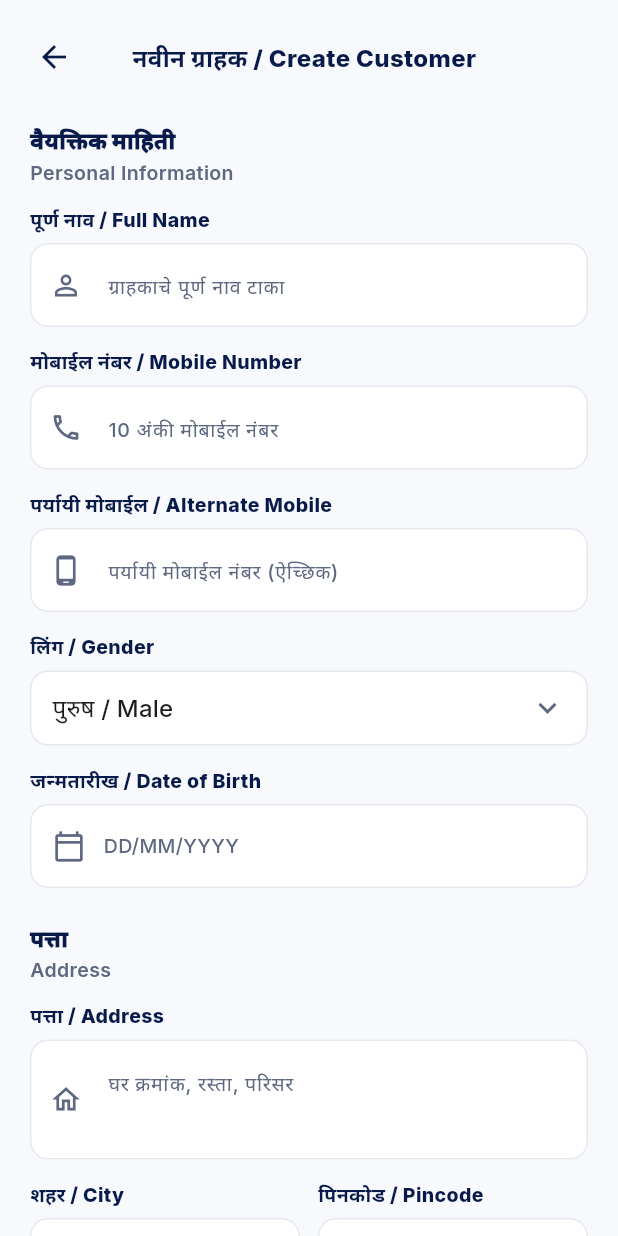
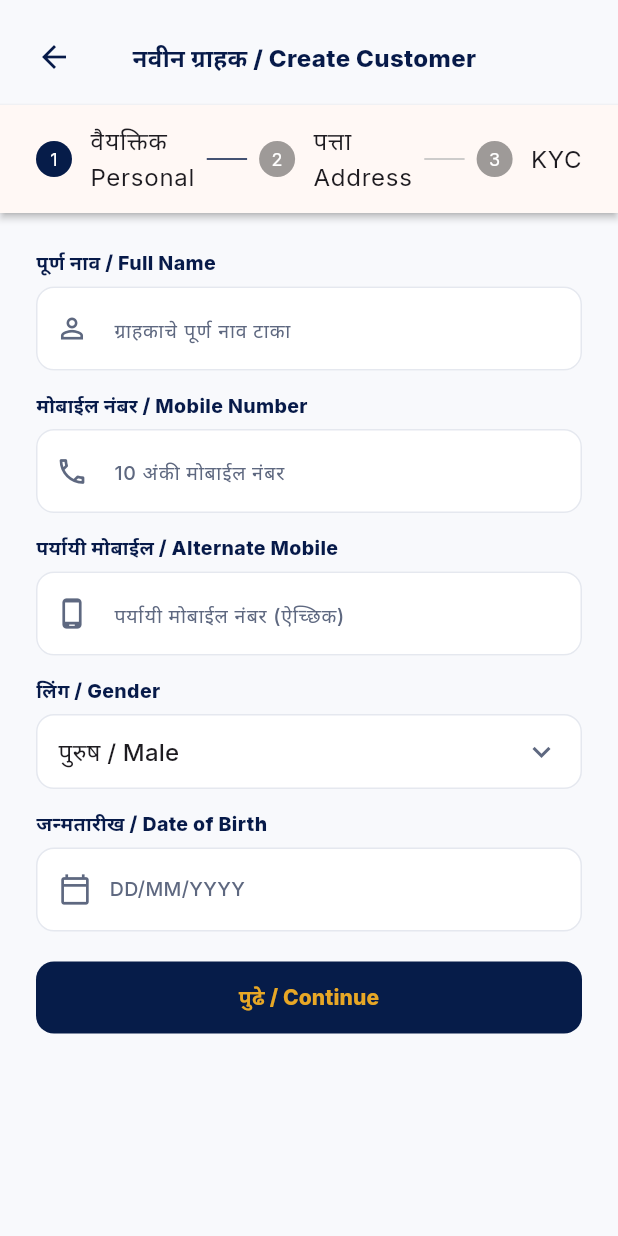
Before and after one commit to mgajapure/Jewellery-ERP, a Flutter app: the _CreateCustomerView screen opened directly, on a phone screen of 412 x 824 dp. Run offline on Flutter 3.47's test engine with Material 3 defaults, Android fonts, the phone set to English and light mode, and no system bars; our stand-ins replace dio, equatable, flutter_bloc, flutter_secure_storage, get_it, go_router and 6 more; missing offline and left inert: mobile_scanner; accounts and stored records are empty.

Commit message:
UI polish: bilingual labels, inline search, professional buttons, stepper form
- app_bottom_nav: English label now clearly visible (gold when selected, ink unselected)
- dashboard _MenuSheet: English sub-label added below each Marathi menu item
- customer_list: removed back button; search bar is now a real inline TextField
  dispatching SearchCustomerList events — no longer navigates to CustomerSearchPage
- customer_details: added 5th Payment tab; replaced tab action buttons with
  data placeholder views (no navigation buttons) in Loans/Payment/Schemes/History tabs
- girvi_details: bottom action bar upgraded from flat Container buttons to proper
  ElevatedButton.icon for Take Payment (navy) and Renew (gold) with a compact
  icon-only call button
- partial_payment: header changed to green so it's visually distinct from girvi detail
- renewal: header changed to orange, submit button also orange for consistency
- create_customer: single-page form converted to horizontal Stepper with 3 steps
  (Personal Info, Address, KYC) with step-aware Continue/Back/Save controls

Co-Authored-By: Claude Sonnet 4.6 <noreply@anthropic.com>
Claude-Session: https://claude.ai/code/session_017AfoR36DvYnMqWnNKQGGxi

```diff
--- a/lib/src/core/widgets/app_bottom_nav.dart
+++ b/lib/src/core/widgets/app_bottom_nav.dart
@@ -17,10 +17,8 @@ class AppBottomNav extends StatelessWidget {
   final int currentIndex;
   final ValueChanged<int> onTap;
 
-  static const _navy = Color(0xFF061C49);
   static const _gold = Color(0xFFE7A726);
   static const _ink = Color(0xFF071A49);
-  static const _muted = Color(0xFF5E6880);
   static const _line = Color(0xFFE5E8EF);
 
   final List<_NavItemConfig> _items = const [
@@ -93,9 +91,9 @@ class AppBottomNav extends StatelessWidget {
                     maxLines: 1,
                     overflow: TextOverflow.ellipsis,
                     style: TextStyle(
-                      color: selected ? _ink : _muted,
+                      color: selected ? _gold : _ink,
                       fontSize: 9,
-                      fontWeight: FontWeight.w700,
+                      fontWeight: FontWeight.w600,
                     ),
                   ),
                 ],
--- a/lib/src/features/customer/pages/create_customer_page.dart
+++ b/lib/src/features/customer/pages/create_customer_page.dart
@@ -53,6 +53,7 @@ class _CreateCustomerViewState extends State<_CreateCustomerView> {
   String? _photoPath;
   String? _aadhaarImagePath;
   final _imagePicker = ImagePicker();
+  int _currentStep = 0;
 
   @override
   void dispose() {
@@ -183,21 +184,106 @@ class _CreateCustomerViewState extends State<_CreateCustomerView> {
                   Expanded(
                     child: Form(
                       key: _formKey,
-                      child: ListView(
-                        padding:
-                            const EdgeInsets.fromLTRB(20, 12, 20, 20),
+                      child: Theme(
+                        data: Theme.of(context).copyWith(
+                          colorScheme: const ColorScheme.light(
+                            primary: CustomerColors.navy,
+                            onPrimary: Colors.white,
+                          ),
+                        ),
+                        child: Stepper(
+                          type: StepperType.horizontal,
+                          currentStep: _currentStep,
+                          onStepTapped: (i) => setState(() => _currentStep = i),
+                          onStepContinue: () {
+                            if (_currentStep < 2) {
+                              setState(() => _currentStep++);
+                            } else {
+                              _submit();
+                            }
+                          },
+                          onStepCancel: () {
+                            if (_currentStep > 0) {
+                              setState(() => _currentStep--);
+                            }
+                          },
+                          controlsBuilder: (context, details) {
+                            final isLast = _currentStep == 2;
+                            return Padding(
+                              padding: const EdgeInsets.only(top: 20),
+                              child: Row(
                                 children: [
-                          const _SectionTitle(
-                            titleMr: 'वैयक्तिक माहिती',
-                            titleEn: 'Personal Information',
+                                  Expanded(
+                                    child: ElevatedButton(
+                                      onPressed: isSubmitting
+                                          ? null
+                                          : details.onStepContinue,
+                                      style: ElevatedButton.styleFrom(
+                                        backgroundColor: CustomerColors.navy,
+                                        foregroundColor: CustomerColors.gold,
+                                        disabledBackgroundColor:
+                                            CustomerColors.navy.withValues(alpha: 0.6),
+                                        minimumSize: const Size(0, 48),
+                                        shape: RoundedRectangleBorder(
+                                          borderRadius: BorderRadius.circular(12),
                                         ),
-                          const SizedBox(height: 12),
+                                        elevation: 0,
+                                      ),
+                                      child: isSubmitting && isLast
+                                          ? const SizedBox(
+                                              width: 20,
+                                              height: 20,
+                                              child: CircularProgressIndicator(
+                                                color: CustomerColors.gold,
+                                                strokeWidth: 2.5,
+                                              ),
+                                            )
+                                          : Text(
+                                              isLast
+                                                  ? 'ग्राहक जतन करा / Save Customer'
+                                                  : 'पुढे / Continue',
+                                              style: const TextStyle(
+                                                fontSize: 14,
+                                                fontWeight: FontWeight.w800,
+                                              ),
+                                            ),
+                                    ),
+                                  ),
+                                  if (_currentStep > 0) ...[
+                                    const SizedBox(width: 12),
+                                    OutlinedButton(
+                                      onPressed: details.onStepCancel,
+                                      style: OutlinedButton.styleFrom(
+                                        foregroundColor: CustomerColors.muted,
+                                        side: const BorderSide(color: CustomerColors.line),
+                                        minimumSize: const Size(80, 48),
+                                        shape: RoundedRectangleBorder(
+                                          borderRadius: BorderRadius.circular(12),
+                                        ),
+                                      ),
+                                      child: const Text('मागे / Back'),
+                                    ),
+                                  ],
+                                ],
+                              ),
+                            );
+                          },
+                          steps: [
+                            Step(
+                              title: const Text('वैयक्तिक\nPersonal'),
+                              isActive: _currentStep >= 0,
+                              state: _currentStep > 0
+                                  ? StepState.complete
+                                  : StepState.indexed,
+                              content: Column(
+                                children: [
                                   _AppTextField(
                                     controller: _nameController,
                                     label: 'पूर्ण नाव / Full Name',
                                     hint: 'ग्राहकाचे पूर्ण नाव टाका',
                                     prefixIcon: Icons.person_outline,
-                            validator: (v) => (v == null || v.trim().isEmpty)
+                                    validator: (v) =>
+                                        (v == null || v.trim().isEmpty)
                                             ? 'नाव आवश्यक आहे / Name is required'
                                             : null,
                                   ),
@@ -248,19 +334,25 @@ class _CreateCustomerViewState extends State<_CreateCustomerView> {
                                     value: _selectedDob,
                                     onTap: _pickDate,
                                   ),
-                          const SizedBox(height: 22),
-                          const _SectionTitle(
-                            titleMr: 'पत्ता',
-                            titleEn: 'Address',
+                                ],
                               ),
-                          const SizedBox(height: 12),
+                            ),
+                            Step(
+                              title: const Text('पत्ता\nAddress'),
+                              isActive: _currentStep >= 1,
+                              state: _currentStep > 1
+                                  ? StepState.complete
+                                  : StepState.indexed,
+                              content: Column(
+                                children: [
                                   _AppTextField(
                                     controller: _addressController,
                                     label: 'पत्ता / Address',
                                     hint: 'घर क्रमांक, रस्ता, परिसर',
                                     prefixIcon: Icons.home_outlined,
                                     maxLines: 2,
-                            validator: (v) => (v == null || v.trim().isEmpty)
+                                    validator: (v) =>
+                                        (v == null || v.trim().isEmpty)
                                             ? 'पत्ता आवश्यक आहे / Address required'
                                             : null,
                                   ),
@@ -310,16 +402,20 @@ class _CreateCustomerViewState extends State<_CreateCustomerView> {
                                     label: 'राज्य / State',
                                     hint: 'राज्य',
                                     prefixIcon: Icons.map_outlined,
-                            validator: (v) => (v == null || v.trim().isEmpty)
+                                    validator: (v) =>
+                                        (v == null || v.trim().isEmpty)
                                             ? 'राज्य आवश्यक / State required'
                                             : null,
                                   ),
-                          const SizedBox(height: 22),
-                          const _SectionTitle(
-                            titleMr: 'KYC माहिती',
-                            titleEn: 'KYC Information',
+                                ],
                               ),
-                          const SizedBox(height: 12),
+                            ),
+                            Step(
+                              title: const Text('KYC'),
+                              isActive: _currentStep >= 2,
+                              state: StepState.indexed,
+                              content: Column(
+                                children: [
                                   _AadhaarCaptureTile(
                                     imagePath: _aadhaarImagePath,
                                     onTap: _pickAadhaarImage,
@@ -340,8 +436,7 @@ class _CreateCustomerViewState extends State<_CreateCustomerView> {
                                   _AppTextField(
                                     controller: _panController,
                                     label: 'PAN क्रमांक / PAN Number',
-                            hint:
-                                'ABCDE1234F (₹50,000 पेक्षा जास्त व्यवहारासाठी अनिवार्य)',
+                                    hint: 'ABCDE1234F (₹50,000 पेक्षा जास्त व्यवहारासाठी अनिवार्य)',
                                     prefixIcon: Icons.credit_card_outlined,
                                     textCapitalization: TextCapitalization.characters,
                                   ),
@@ -350,41 +445,11 @@ class _CreateCustomerViewState extends State<_CreateCustomerView> {
                                     imagePath: _photoPath,
                                     onTap: _pickPhoto,
                                   ),
-                          const SizedBox(height: 28),
-                          SizedBox(
-                            width: double.infinity,
-                            height: 52,
-                            child: ElevatedButton(
-                              onPressed: isSubmitting ? null : _submit,
-                              style: ElevatedButton.styleFrom(
-                                backgroundColor: CustomerColors.navy,
-                                foregroundColor: CustomerColors.gold,
-                                disabledBackgroundColor:
-                                    CustomerColors.navy.withValues(alpha: 0.6),
-                                shape: RoundedRectangleBorder(
-                                  borderRadius: BorderRadius.circular(12),
-                                ),
-                                elevation: 0,
-                              ),
-                              child: isSubmitting
-                                  ? const SizedBox(
-                                      width: 22,
-                                      height: 22,
-                                      child: CircularProgressIndicator(
-                                        color: CustomerColors.gold,
-                                        strokeWidth: 2.5,
-                                      ),
-                                    )
-                                  : const Text(
-                                      'ग्राहक जतन करा / Save Customer',
-                                      style: TextStyle(
-                                        fontSize: 15,
-                                        fontWeight: FontWeight.w800,
-                                      ),
-                                    ),
+                                ],
                               ),
                             ),
                           ],
+                        ),
                       ),
                     ),
                   ),
@@ -429,39 +494,6 @@ class _CreateCustomerHeader extends StatelessWidget {
           const SizedBox(width: 48),
         ],
       ),
-    );
-  }
-}
-
-class _SectionTitle extends StatelessWidget {
-  const _SectionTitle({required this.titleMr, required this.titleEn});
-
-  final String titleMr;
-  final String titleEn;
-
-  @override
-  Widget build(BuildContext context) {
-    return Column(
-      crossAxisAlignment: CrossAxisAlignment.start,
-      children: [
-        Text(
-          titleMr,
-          style: const TextStyle(
-            color: CustomerColors.ink,
-            fontSize: 15,
-            fontWeight: FontWeight.w900,
-          ),
-        ),
-        const SizedBox(height: 2),
-        Text(
-          titleEn,
-          style: const TextStyle(
-            color: CustomerColors.muted,
-            fontSize: 13,
-            fontWeight: FontWeight.w600,
-          ),
-        ),
-      ],
     );
   }
 }
--- a/lib/src/features/girvi/pages/partial_payment_page.dart
+++ b/lib/src/features/girvi/pages/partial_payment_page.dart
@@ -216,7 +216,7 @@ class _PartialPaymentViewState extends State<_PartialPaymentView> {
                     height: 52,
                     child: ElevatedButton(
                       style: ElevatedButton.styleFrom(
-                        backgroundColor: GirviColors.navy,
+                        backgroundColor: GirviColors.green,
                         foregroundColor: Colors.white,
                         disabledBackgroundColor: GirviColors.line,
                         disabledForegroundColor: GirviColors.muted,
@@ -273,7 +273,7 @@ class _NavBar extends StatelessWidget implements PreferredSizeWidget {
   @override
   Widget build(BuildContext context) {
     return AppBar(
-      backgroundColor: GirviColors.navy,
+      backgroundColor: GirviColors.green,
       foregroundColor: Colors.white,
       elevation: 0,
       leading: IconButton(
--- a/lib/src/features/girvi/pages/renewal_page.dart
+++ b/lib/src/features/girvi/pages/renewal_page.dart
@@ -243,7 +243,7 @@ class _RenewalViewState extends State<_RenewalView> {
                     height: 52,
                     child: ElevatedButton.icon(
                       style: ElevatedButton.styleFrom(
-                        backgroundColor: GirviColors.navy,
+                        backgroundColor: GirviColors.orange,
                         foregroundColor: Colors.white,
                         disabledBackgroundColor: GirviColors.line,
                         disabledForegroundColor: GirviColors.muted,
@@ -300,7 +300,7 @@ class _NavBar extends StatelessWidget implements PreferredSizeWidget {
   @override
   Widget build(BuildContext context) {
     return AppBar(
-      backgroundColor: GirviColors.navy,
+      backgroundColor: GirviColors.orange,
       foregroundColor: Colors.white,
       elevation: 0,
       leading: IconButton(
```
Also changed, not shown: lib/src/features/customer/pages/customer_details_page.dart (+23 -37 lines), lib/src/features/customer/pages/customer_list_page.dart (+52 -38 lines), lib/src/features/dashboard/dashboard_page.dart (+13 -1 lines), lib/src/features/girvi/pages/girvi_details_page.dart (+55 -80 lines). Lines whose indentation alone changed are shown as unchanged.
